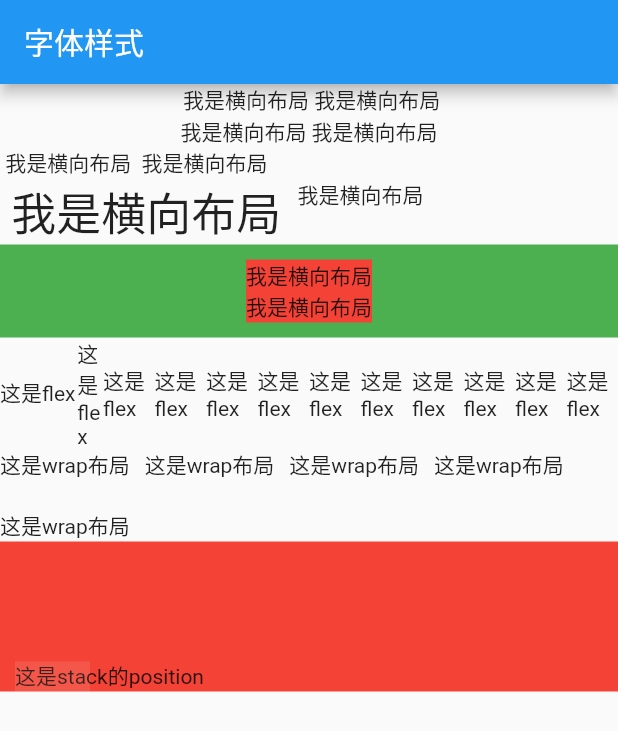
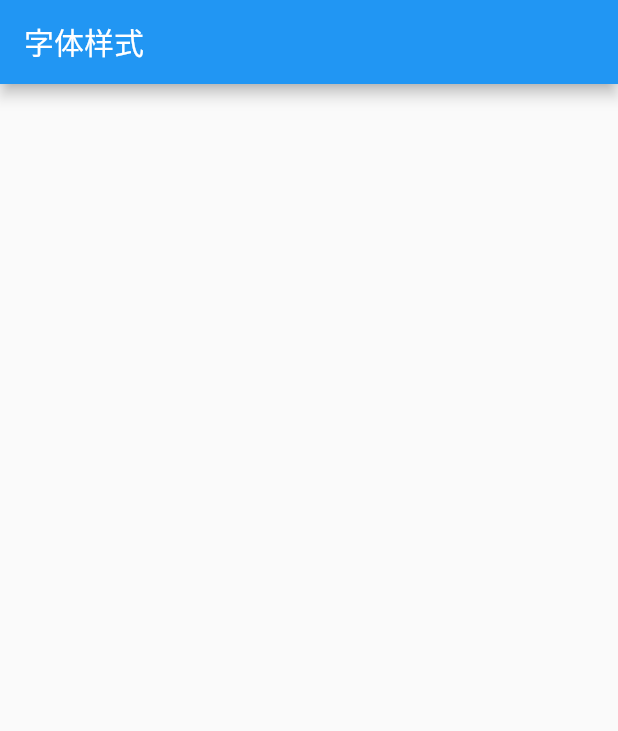
Before and after one commit to lyx04/flutter_book_dom, a Flutter app: the screen it shows after launch, on a phone screen of 412 x 824 dp. Shown: the top 731 px of the screen. Run offline on Flutter 3.47's test engine with Material 2 defaults, Android fonts, the phone set to English and light mode, and no system bars.

Commit message:
容器开始

```diff
--- /dev/null
+++ b/lib/container.dart
@@ -0,0 +1,19 @@
+import "package:flutter/material.dart";
+
+class ContainerBox extends StatelessWidget {
+  @override
+  Widget build(BuildContext context) {
+    return ListView(
+      children: <Widget>[],
+    );
+  }
+}
+
+class PaddingBox extends StatelessWidget {
+  @override
+  Widget build(BuildContext context) {
+    return Padding(
+      padding: const EdgeInsets.only(left: 10),
+    );
+  }
+}
--- a/lib/main.dart
+++ b/lib/main.dart
@@ -1,5 +1,6 @@
 import "package:flutter/material.dart";
 import "./layout.dart";
+import "./container.dart";
 
 void main() => runApp(MyApp());
 
@@ -11,7 +12,7 @@ class MyApp extends StatelessWidget {
             appBar: AppBar(
               title: Text("字体样式"),
             ),
-            body: LayoutBox()));
+            body: ContainerBox()));
   }
 }
 
```
